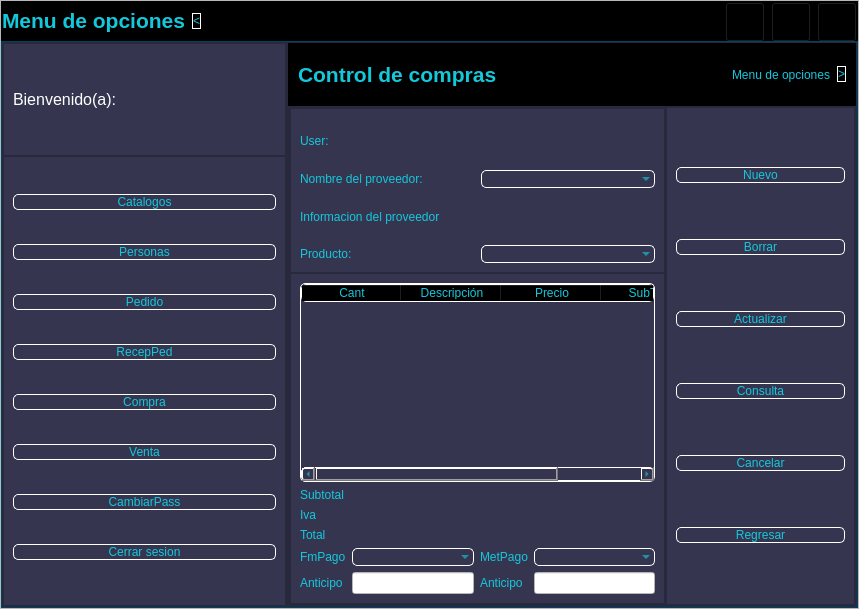
Before: the Qt Designer form PracticaC4_1/Gui/ControlWindows.ui in FaTeWendering/PracticaC4_1_admin_database, drawn with Qt 5.
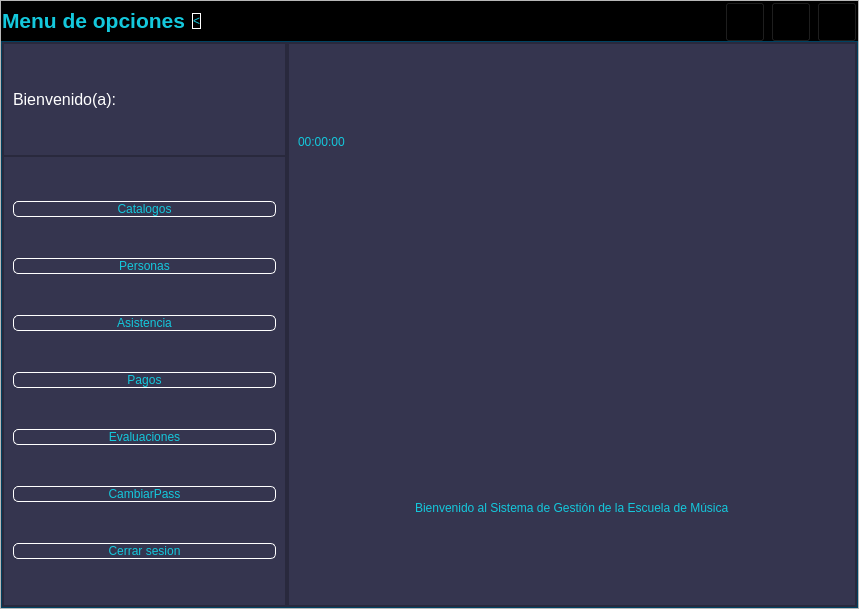
After: the same form once the commit is applied. The open tabs and pages were chosen to show the change. Icons and pictures are not drawn.

Commit message: Actalizacion de interfaz de usuario adaptado a la escuela de musica

Diff of the .ui file:
```diff
--- a/PracticaC4_1/Gui/ControlWindows.ui
+++ b/PracticaC4_1/Gui/ControlWindows.ui
@@ -323,31 +323,24 @@
                  </property>
                 </widget>
                </item>
-               <item>
-                <widget class="QPushButton" name="btn_productos">
-                 <property name="text">
-                  <string>Pedido</string>
-                 </property>
-                </widget>
-               </item>
                <item>
                 <widget class="QPushButton" name="pushButton">
                  <property name="text">
-                  <string>RecepPed</string>
+                  <string>Asistencia</string>
                  </property>
                 </widget>
                </item>
                <item>
                 <widget class="QPushButton" name="pushButton_2">
                  <property name="text">
-                  <string>Compra</string>
+                  <string>Pagos</string>
                  </property>
                 </widget>
                </item>
                <item>
                 <widget class="QPushButton" name="pushButton_3">
                  <property name="text">
-                  <string>Venta</string>
+                  <string>Evaluaciones</string>
                  </property>
                 </widget>
                </item>
@@ -463,44 +456,8 @@
     border: 1px solid rgb(53, 53, 79);
 }</string>
               </property>
-              <widget class="QWidget" name="page">
-               <layout class="QVBoxLayout" name="verticalLayout_7"/>
-              </widget>
-              <widget class="QWidget" name="page_2">
-               <layout class="QVBoxLayout" name="verticalLayout_6">
-                <item>
-                 <widget class="QLabel" name="label_3">
-                  <property name="text">
-                   <string>&lt;html&gt;&lt;head/&gt;&lt;body&gt;&lt;p align=&quot;center&quot;&gt;&lt;span style=&quot; font-size:26pt;&quot;&gt;Personas&lt;/span&gt;&lt;/p&gt;&lt;/body&gt;&lt;/html&gt;</string>
-                  </property>
-                 </widget>
-                </item>
-               </layout>
-              </widget>
-              <widget class="QWidget" name="page_3">
-               <layout class="QVBoxLayout" name="verticalLayout_5">
-                <item>
-                 <widget class="QLabel" name="label_2">
-                  <property name="text">
-                   <string>&lt;html&gt;&lt;head/&gt;&lt;body&gt;&lt;p align=&quot;center&quot;&gt;&lt;span style=&quot; font-size:20pt;&quot;&gt;Pago&lt;/span&gt;&lt;/p&gt;&lt;p align=&quot;center&quot;&gt;&lt;br/&gt;&lt;/p&gt;&lt;/body&gt;&lt;/html&gt;</string>
-                  </property>
-                 </widget>
-                </item>
-               </layout>
-              </widget>
-              <widget class="QWidget" name="page_4">
-               <layout class="QHBoxLayout" name="horizontalLayout_3">
-                <item>
-                 <widget class="QLabel" name="label_5">
-                  <property name="text">
-                   <string>TextLabel</string>
-                  </property>
-                 </widget>
-                </item>
-               </layout>
-              </widget>
-              <widget class="QWidget" name="page_5">
-               <layout class="QVBoxLayout" name="verticalLayout_8" stretch="1,8">
+              <widget class="QWidget" name="Inicio">
+               <layout class="QVBoxLayout" name="verticalLayout_7">
                 <property name="spacing">
                  <number>0</number>
                 </property>
@@ -518,26 +475,17 @@
                 </property>
                 <item>
                  <widget class="QFrame" name="frame_8">
-                  <property name="styleSheet">
-                   <string notr="true">background-color: rgb(0, 0, 0);</string>
-                  </property>
                   <property name="frameShape">
                    <enum>QFrame::StyledPanel</enum>
                   </property>
                   <property name="frameShadow">
                    <enum>QFrame::Raised</enum>
                   </property>
-                  <layout class="QHBoxLayout" name="horizontalLayout_4">
+                  <layout class="QVBoxLayout" name="verticalLayout_5">
                    <item>
-                    <widget class="QLabel" name="label_4">
-                     <property name="styleSheet">
-                      <string notr="true">font-size: 16pt;
-    font-weight: bold;
-    color: rgb(20, 200, 220); /* Color Cián principal */
-    background-color: transparent; /* Sin fondo negro */</string>
-                     </property>
+                    <widget class="QLabel" name="lbl_reloj">
                      <property name="text">
-                      <string>Control de compras</string>
+                      <string>00:00:00</string>
                      </property>
                      <property name="cssClass" stdset="0">
                       <string>titulo</string>
@@ -545,414 +493,51 @@
                     </widget>
                    </item>
                    <item>
-                    <spacer name="horizontalSpacer_2">
-                     <property name="orientation">
-                      <enum>Qt::Horizontal</enum>
-                     </property>
-                     <property name="sizeHint" stdset="0">
-                      <size>
-                       <width>182</width>
-                       <height>20</height>
-                      </size>
-                     </property>
-                    </spacer>
-                   </item>
-                   <item>
-                    <widget class="QLabel" name="label_6">
-                     <property name="styleSheet">
-                      <string notr="true">font:87 12pt &quot;Arial Black&quot;;
-color:rgb(20, 200, 220)</string>
-                     </property>
+                    <widget class="QLabel" name="lbl_logo_inicio">
                      <property name="text">
-                      <string>Menu de opciones</string>
+                      <string/>
                      </property>
-                    </widget>
-                   </item>
-                   <item>
-                    <widget class="QPushButton" name="btn_desplegar_menu_compras">
-                     <property name="styleSheet">
-                      <string notr="true">QPushButton{
-font: 87 12pt &quot;Arial Black&quot;;
-background-color:#000000ff;
-color: rgb(20, 200, 220);
-border-radius:5px;
-border: 1px solid white;
-}
-
-QPushButton:hover {
-    background-color: white;
-}</string>
+                     <property name="pixmap">
+                      <pixmap>../../Imagenes/logo.png</pixmap>
                      </property>
-                     <property name="text">
-                      <string>&gt;</string>
-                     </property>
                     </widget>
                    </item>
-                  </layout>
-                 </widget>
-                </item>
-                <item>
-                 <widget class="QFrame" name="frame_9">
-                  <property name="frameShape">
-                   <enum>QFrame::StyledPanel</enum>
-                  </property>
-                  <property name="frameShadow">
-                   <enum>QFrame::Raised</enum>
-                  </property>
-                  <layout class="QHBoxLayout" name="horizontalLayout_5" stretch="8,4">
-                   <property name="spacing">
-                    <number>0</number>
-                   </property>
-                   <property name="leftMargin">
-                    <number>0</number>
-                   </property>
-                   <property name="topMargin">
-                    <number>0</number>
-                   </property>
-                   <property name="rightMargin">
-                    <number>0</number>
-                   </property>
-                   <property name="bottomMargin">
-                    <number>0</number>
-                   </property>
                    <item>
-                    <widget class="QFrame" name="frame_11">
-                     <property name="styleSheet">
-                      <string notr="true">QFrame{
-background-color:rgb(53,53,79);
-}
-QPushButton{
-font: 87 12pt &quot;Arial Black&quot;;
-background-color:#000000ff;
-color: rgb(20, 200, 220);
-border-radius:5px;
-border: 1px solid white;
-}
-
-QPushButton:hover {
-    background-color: black;
-}</string>
-                     </property>
-                     <property name="frameShape">
-                      <enum>QFrame::StyledPanel</enum>
-                     </property>
-                     <property name="frameShadow">
-                      <enum>QFrame::Raised</enum>
-                     </property>
-                     <layout class="QVBoxLayout" name="verticalLayout_12" stretch="4,8">
-                      <property name="spacing">
-                       <number>0</number>
-                      </property>
-                      <property name="leftMargin">
-                       <number>0</number>
-                      </property>
-                      <property name="topMargin">
-                       <number>0</number>
-                      </property>
-                      <property name="rightMargin">
-                       <number>0</number>
-                      </property>
-                      <property name="bottomMargin">
-                       <number>0</number>
-                      </property>
-                      <item>
-                       <widget class="QFrame" name="frame_12">
-                        <property name="frameShape">
-                         <enum>QFrame::StyledPanel</enum>
-                        </property>
-                        <property name="frameShadow">
-                         <enum>QFrame::Raised</enum>
-                        </property>
-                        <layout class="QVBoxLayout" name="verticalLayout_13">
-                         <item>
-                          <widget class="QLabel" name="lbl_user_compra">
-                           <property name="text">
-                            <string>User:</string>
-                           </property>
-                          </widget>
-                         </item>
-                         <item>
-                          <layout class="QGridLayout" name="gridLayout">
-                           <item row="0" column="0">
-                            <widget class="QLabel" name="lbl_nom_provee_compra">
-                             <property name="text">
-                              <string>Nombre del proveedor:</string>
-                             </property>
-                            </widget>
-                           </item>
-                           <item row="0" column="1">
-                            <widget class="QComboBox" name="cb_nom_provee_compra">
-                             <property name="styleSheet">
-                              <string notr="true">font: 87 12pt &quot;Arial Black&quot;;
-background-color:#000000ff;
-color: rgb(20, 200, 220);
-border-radius:5px;
-border: 1px solid white;</string>
-                             </property>
-                            </widget>
-                           </item>
-                          </layout>
-                         </item>
-                         <item>
-                          <widget class="QLabel" name="lbl_info_provee_compra">
-                           <property name="text">
-                            <string>Informacion del proveedor</string>
-                           </property>
-                          </widget>
-                         </item>
-                         <item>
-                          <layout class="QGridLayout" name="gridLayout_2">
-                           <item row="0" column="0">
-                            <widget class="QLabel" name="lbl_producto_compra">
-                             <property name="text">
-                              <string>Producto:</string>
-                             </property>
-                            </widget>
-                           </item>
-                           <item row="0" column="1">
-                            <widget class="QComboBox" name="cb_producto_compra">
-                             <property name="styleSheet">
-                              <string notr="true">font: 87 12pt &quot;Arial Black&quot;;
-background-color:#000000ff;
-color: rgb(20, 200, 220);
-border-radius:5px;
-border: 1px solid white;</string>
-                             </property>
-                            </widget>
-                           </item>
-                          </layout>
-                         </item>
-                        </layout>
-                       </widget>
-                      </item>
-                      <item>
-                       <widget class="QFrame" name="frame_13">
-                        <property name="styleSheet">
-                         <string notr="true">QComboBox{
-font: 87 12pt &quot;Arial Black&quot;;
-background-color:#000000ff;
-color: rgb(20, 200, 220);
-border-radius:5px;
-border: 1px solid white;
-}</string>
-                        </property>
-                        <property name="frameShape">
-                         <enum>QFrame::StyledPanel</enum>
-                        </property>
-                        <property name="frameShadow">
-                         <enum>QFrame::Raised</enum>
-                        </property>
-                        <layout class="QVBoxLayout" name="verticalLayout_14">
-                         <item>
-                          <widget class="QTableWidget" name="Table_compra">
-                           <property name="styleSheet">
-                            <string notr="true">font: 87 12pt &quot;Arial Black&quot;;
-background-color:#000000ff;
-color: rgb(20, 200, 220);
-border-radius:5px;
-border: 1px solid white;</string>
-                           </property>
-                           <property name="columnCount">
-                            <number>4</number>
-                           </property>
-                           <column>
-                            <property name="text">
-                             <string>Cant</string>
-                            </property>
-                           </column>
-                           <column>
-                            <property name="text">
-                             <string>Descripción</string>
-                            </property>
-                           </column>
-                           <column>
-                            <property name="text">
-                             <string>Precio</string>
-                            </property>
-                           </column>
-                           <column>
-                            <property name="text">
-                             <string>SubTotal</string>
-                            </property>
-                           </column>
-                          </widget>
-                         </item>
-                         <item>
-                          <layout class="QGridLayout" name="gridLayout_3">
-                           <item row="0" column="0">
-                            <widget class="QLabel" name="label_11">
-                             <property name="text">
-                              <string>Subtotal</string>
-                             </property>
-                            </widget>
-                           </item>
-                           <item row="1" column="0">
-                            <widget class="QLabel" name="label_12">
-                             <property name="text">
-                              <string>Iva</string>
-                             </property>
-                            </widget>
-                           </item>
-                           <item row="2" column="0">
-                            <widget class="QLabel" name="label_13">
-                             <property name="text">
-                              <string>Total</string>
-                             </property>
-                            </widget>
-                           </item>
-                           <item row="0" column="1">
-                            <widget class="QLabel" name="lbl_subtotal_compras">
-                             <property name="text">
-                              <string/>
-                             </property>
-                            </widget>
-                           </item>
-                           <item row="1" column="1">
-                            <widget class="QLabel" name="lbl_iva_compras">
-                             <property name="text">
-                              <string/>
-                             </property>
-                            </widget>
-                           </item>
-                           <item row="2" column="1">
-                            <widget class="QLabel" name="lbl_total_compras">
-                             <property name="text">
-                              <string/>
-                             </property>
-                            </widget>
-                           </item>
-                          </layout>
-                         </item>
-                         <item>
-                          <layout class="QGridLayout" name="gridLayout_4">
-                           <item row="0" column="0">
-                            <widget class="QLabel" name="label_16">
-                             <property name="text">
-                              <string>FmPago</string>
-                             </property>
-                            </widget>
-                           </item>
-                           <item row="0" column="1">
-                            <widget class="QComboBox" name="cb_Fm_pago_compras"/>
-                           </item>
-                           <item row="0" column="2">
-                            <widget class="QLabel" name="label_18">
-                             <property name="text">
-                              <string>MetPago</string>
-                             </property>
-                            </widget>
-                           </item>
-                           <item row="0" column="3">
-                            <widget class="QComboBox" name="cb_metpago_compras"/>
-                           </item>
-                           <item row="1" column="0">
-                            <widget class="QLabel" name="label_17">
-                             <property name="text">
-                              <string>Anticipo</string>
-                             </property>
-                            </widget>
-                           </item>
-                           <item row="1" column="1">
-                            <widget class="QLineEdit" name="txt_anticipo_compras">
-                             <property name="styleSheet">
-                              <string notr="true">background-color: rgb(255, 255, 255);</string>
-                             </property>
-                            </widget>
-                           </item>
-                           <item row="1" column="2">
-                            <widget class="QLabel" name="label_19">
-                             <property name="text">
-                              <string>Anticipo</string>
-                             </property>
-                            </widget>
-                           </item>
-                           <item row="1" column="3">
-                            <widget class="QLineEdit" name="txt_anticipo_compras_2">
-                             <property name="styleSheet">
-                              <string notr="true">background-color: rgb(255, 255, 255);</string>
-                             </property>
-                             <property name="text">
-                              <string/>
-                             </property>
-                            </widget>
-                           </item>
-                          </layout>
-                         </item>
-                        </layout>
-                       </widget>
-                      </item>
-                     </layout>
-                    </widget>
-                   </item>
-                   <item>
-                    <widget class="QFrame" name="frame_10">
-                     <property name="styleSheet">
-                      <string notr="true">QFrame{
-background-color:rgb(53,53,79);
-}
-QPushButton{
-font: 87 12pt &quot;Arial Black&quot;;
-background-color:#000000ff;
-color: rgb(20, 200, 220);
-border-radius:5px;
-border: 1px solid white;
-}
-
-QPushButton:hover {
-    background-color: black;
-}</string>
-                     </property>
-                     <property name="frameShape">
-                      <enum>QFrame::StyledPanel</enum>
-                     </property>
-                     <property name="frameShadow">
-                      <enum>QFrame::Raised</enum>
-                     </property>
-                     <layout class="QVBoxLayout" name="verticalLayout_11">
-                      <item>
-                       <widget class="QPushButton" name="btn_nuevo_compras">
-                        <property name="text">
-                         <string>Nuevo</string>
-                        </property>
-                       </widget>
-                      </item>
-                      <item>
-                       <widget class="QPushButton" name="btn_borrar_compras">
-                        <property name="text">
-                         <string>Borrar</string>
-                        </property>
-                       </widget>
-                      </item>
-                      <item>
-                       <widget class="QPushButton" name="btn_actualizar_compras">
-                        <property name="text">
-                         <string>Actualizar</string>
-                        </property>
-                       </widget>
-                      </item>
-                      <item>
-                       <widget class="QPushButton" name="btn_consulta_compras">
-                        <property name="text">
-                         <string>Consulta</string>
-                        </property>
-                       </widget>
-                      </item>
-                      <item>
-                       <widget class="QPushButton" name="btn_cancelar_compras">
-                        <property name="text">
-                         <string>Cancelar</string>
-                        </property>
-                       </widget>
-                      </item>
-                      <item>
-                       <widget class="QPushButton" name="btn_regresar_compras">
-                        <property name="text">
-                         <string>Regresar</string>
-                        </property>
-                       </widget>
-                      </item>
-                     </layout>
-                    </widget>
+                    <layout class="QHBoxLayout" name="horizontalLayout_3">
+                     <item>
+                      <spacer name="horizontalSpacer_4">
+                       <property name="orientation">
+                        <enum>Qt::Horizontal</enum>
+                       </property>
+                       <property name="sizeHint" stdset="0">
+                        <size>
+                         <width>40</width>
+                         <height>20</height>
+                        </size>
+                       </property>
+                      </spacer>
+                     </item>
+                     <item>
+                      <widget class="QLabel" name="lbl_bienvenida_inicio">
+                       <property name="text">
+                        <string>Bienvenido al Sistema de Gestión de la Escuela de Música</string>
+                       </property>
+                      </widget>
+                     </item>
+                     <item>
+                      <spacer name="horizontalSpacer_2">
+                       <property name="orientation">
+                        <enum>Qt::Horizontal</enum>
+                       </property>
+                       <property name="sizeHint" stdset="0">
+                        <size>
+                         <width>40</width>
+                         <height>20</height>
+                        </size>
+                       </property>
+                      </spacer>
+                     </item>
+                    </layout>
                    </item>
                   </layout>
                  </widget>
```
Left out of the diff: 8 changed lines with no effect on the pictures. The commit also changes 2 other files.
